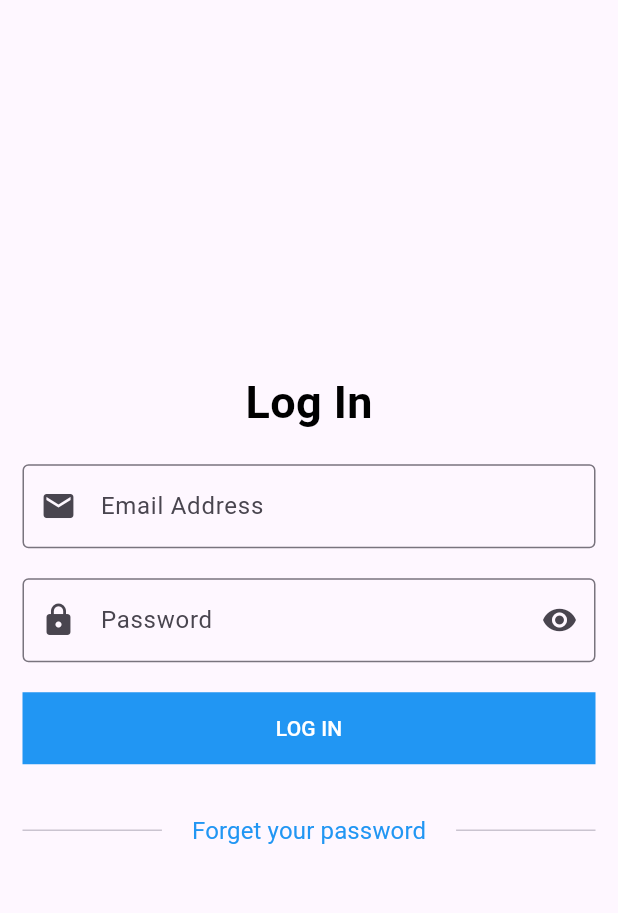
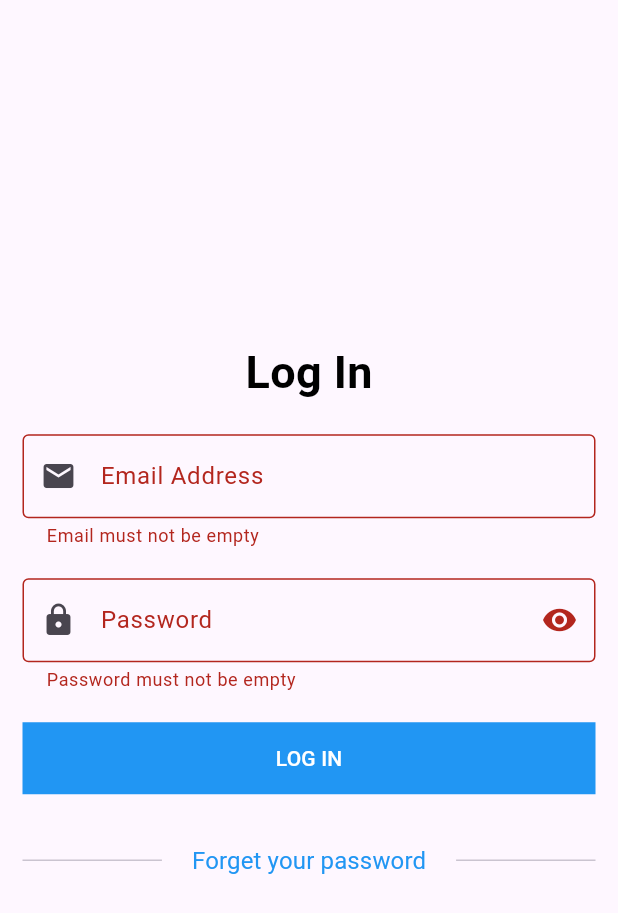
Before and after one commit to FakhfakhOussema/Flutter, a Flutter app: the screen it shows after launch, after a tap on "LOG IN", on a phone screen of 412 x 824 dp. Shown: the top 913 px of the screen. Run offline on Flutter 3.47's test engine with Material 3 defaults, Android fonts, the light colour scheme and no system bars; our stand-ins replace sqflite; accounts and stored records are empty.

Commit message:
initial commit

```diff
--- a/lib/CRM Medical/modules/login/login_screen.dart
+++ b/lib/CRM Medical/modules/login/login_screen.dart
@@ -9,7 +9,16 @@ class LoginScreen extends StatefulWidget {
 class _LoginScreenState extends State<LoginScreen> {
   TextEditingController loginController = TextEditingController();
   TextEditingController passwordController = TextEditingController();
+
   var formKey = GlobalKey<FormState>();
+  bool isPassword = true;
+
+  @override
+  void dispose() {
+    loginController.dispose();
+    passwordController.dispose();
+    super.dispose();
+  }
 
   @override
   Widget build(BuildContext context) {
@@ -17,59 +26,82 @@ class _LoginScreenState extends State<LoginScreen> {
       body: Padding(
         padding: const EdgeInsets.all(15.0),
         child: Form(
+          key: formKey,
           child: Column(
-            key: formKey,
             mainAxisAlignment: MainAxisAlignment.center,
             children: [
-              Center(child: defaultText(text:'Log In',fontSize: 30,color: Colors.black,fontWeight: FontWeight.bold)),
-              defaultSizedBox(),
-              defaultFormField(controller: loginController, type: TextInputType.emailAddress, label: 'Email Address', prefix: Icons.email,  validator: (value)
-              {
-                if(value!.isEmpty)
-                {
-                  return 'Email must be not empty';
-                }
-                else
-                {
-                  return null;
-                }
-              }
+              Center(
+                child: defaultText(
+                  text: 'Log In',
+                  fontSize: 30,
+                  color: Colors.black,
+                  fontWeight: FontWeight.bold,
+                ),
               ),
               defaultSizedBox(),
-              defaultFormField(controller: passwordController, isPassword : true, type: TextInputType.visiblePassword, label: 'Password', prefix: Icons.lock, suffix: Icons.remove_red_eye, validator: (value)
-              {
-                if(value!.isEmpty){
-                  return 'Password must be not empty';
-                }
-                else{
+
+              defaultFormField(
+                controller: loginController,
+                type: TextInputType.emailAddress,
+                label: 'Email Address',
+                prefix: Icons.email,
+                validator: (value) {
+                  if (value == null || value.isEmpty) {
+                    return 'Email must not be empty';
+                  }
                   return null;
-                }
-              }),
+                },
+              ),
+
               defaultSizedBox(),
-              defaultButton(function: (){
-              }, text: 'Log In'),
+
+              defaultFormField(
+                controller: passwordController,
+                type: TextInputType.visiblePassword,
+                label: 'Password',
+                prefix: Icons.lock,
+                isPassword: isPassword,
+                suffix: isPassword ? Icons.visibility : Icons.visibility_off,
+                suffixPressed: () {
+                  setState(() {
+                    isPassword = !isPassword;
+                  });
+                },
+                validator: (value) {
+                  if (value == null || value.isEmpty) {
+                    return 'Password must not be empty';
+                  }
+                  return null;
+                },
+              ),
+
               defaultSizedBox(),
+
+              defaultButton(
+                text: 'Log In',
+                function: () {
+                  if (formKey.currentState!.validate()) {
+                    print('Email: ${loginController.text}');
+                    print('Password: ${passwordController.text}');
+                  }
+                },
+              ),
+
+              defaultSizedBox(),
+
               Row(
                 children: [
-                  Expanded(
-                    child: Divider(
-                      thickness: 1,
-                    ),
-                  ),
+                  const Expanded(child: Divider(thickness: 1)),
                   Padding(
                     padding: const EdgeInsets.symmetric(horizontal: 8.0),
                     child: defaultTextButton(
                       text: 'Forget your password',
                       onPressed: () {
-                        print('hello');
+                        print('Forget password clicked');
                       },
                     ),
                   ),
-                  Expanded(
-                    child: Divider(
-                      thickness: 1,
-                    ),
-                  ),
+                  const Expanded(child: Divider(thickness: 1)),
                 ],
               ),
             ],
--- a/lib/CRM Medical/shared/components/components.dart
+++ b/lib/CRM Medical/shared/components/components.dart
@@ -36,8 +36,8 @@ Widget defaultFormField({
   required IconData prefix,
   IconData? suffix,
   Function()? suffixPressed,
-}) =>
-    TextFormField(
+}) {
+  return TextFormField(
     controller: controller,
     keyboardType: type,
     onChanged: onChange,
@@ -48,10 +48,17 @@ Widget defaultFormField({
     decoration: InputDecoration(
       labelText: label,
       prefixIcon: Icon(prefix),
-        suffixIcon: Icon(suffix),
+      suffixIcon: suffix != null
+          ? IconButton(
+        icon: Icon(suffix),
+        onPressed: suffixPressed,
+      )
+          : null,
       border: const OutlineInputBorder(),
     ),
   );
+}
+
 /************************************************/
 Widget defaultButton({
   double width = double.infinity,
```
Lines whose indentation alone changed are shown as unchanged.
